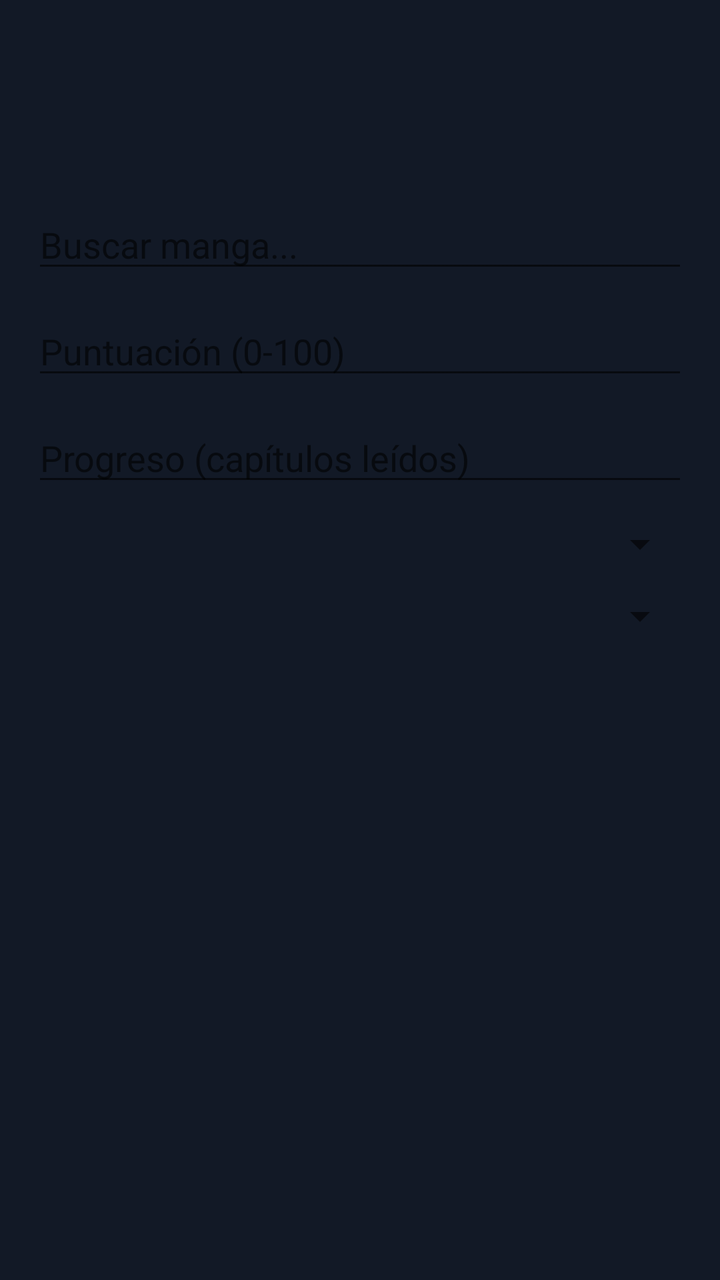
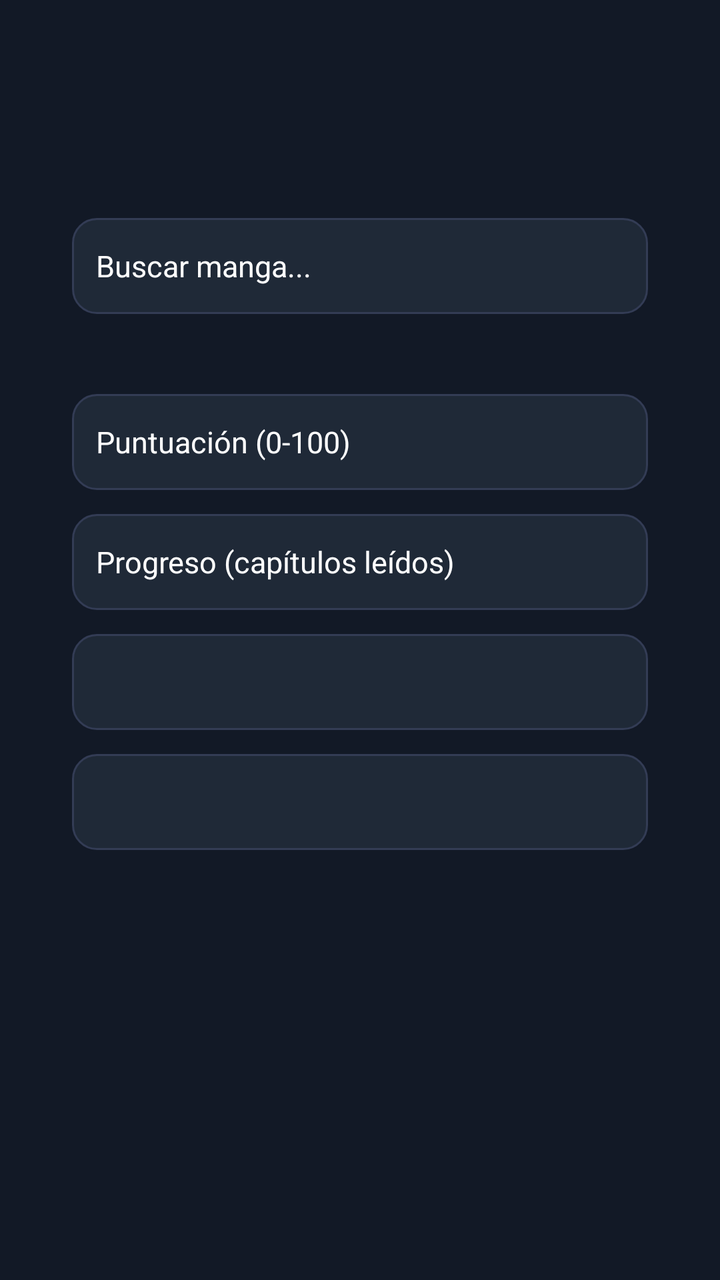

Two renders of the same Android screen: before a commit and after it. Below are the layout's source before the change and the commit's diff.
<!-- AndroidManifest.xml: application theme Theme.YomiTrack -->
<!-- res/layout/fragment_add_manga.xml -->
<?xml version="1.0" encoding="utf-8"?>
<LinearLayout xmlns:android="http://schemas.android.com/apk/res/android"
    android:layout_width="match_parent"
    android:layout_height="match_parent"
    android:orientation="vertical"
    android:paddingTop="100dp"
    android:paddingBottom="80dp"
    android:paddingHorizontal="16dp">

    <EditText
        android:id="@+id/editTextSearch"
        android:layout_width="match_parent"
        android:layout_height="wrap_content"
        android:hint="Buscar manga..."
        android:inputType="text"
        android:imeOptions="actionSearch" />

    <EditText
        android:id="@+id/editTextScore"
        android:layout_width="match_parent"
        android:layout_height="wrap_content"
        android:hint="Puntuación (0-100)"
        android:inputType="number"
        android:layout_marginTop="12dp" />

    <EditText
        android:id="@+id/editTextProgress"
        android:layout_width="match_parent"
        android:layout_height="wrap_content"
        android:hint="Progreso (capítulos leídos)"
        android:inputType="number"
        android:layout_marginTop="12dp" />

    <Spinner
        android:id="@+id/spinnerStatus"
        android:layout_width="match_parent"
        android:layout_height="wrap_content"
        android:layout_marginTop="12dp" />

    <Spinner
        android:id="@+id/spinnerType"
        android:layout_width="match_parent"
        android:layout_height="wrap_content"
        android:layout_marginTop="12dp" />

    <androidx.recyclerview.widget.RecyclerView
        android:id="@+id/recyclerSearchResults"
        android:layout_width="match_parent"
        android:layout_height="0dp"
        android:layout_weight="1"
        android:paddingTop="12dp"
        android:clipToPadding="false"
        android:scrollbars="vertical" />
</LinearLayout>
<!-- resources referenced by this layout -->
<resources>
  <style name="Theme.YomiTrack" parent="Base.Theme.YomiTrack" />
  <style name="Base.Theme.YomiTrack" parent="Theme.MaterialComponents.DayNight.NoActionBar">
          
          <item name="colorPrimary">@color/primary</item>
          <item name="colorPrimaryVariant">@color/primary</item>
          <item name="colorOnPrimary">@color/textPrimary</item>
          <item name="android:colorBackground">@color/background</item>
          <item name="colorOnBackground">@color/textPrimary</item>
  
          
          <item name="bottomNavigationStyle">@style/CustomBottomNav</item>
      </style>
  <color name="primary">#1F2937</color>
  <color name="textPrimary">#FFFFFF</color>
  <color name="background">#121926</color>
  <style name="CustomBottomNav" parent="Widget.MaterialComponents.BottomNavigationView">
          <item name="android:background">@color/primary</item>
          <item name="itemIconTint">@color/textPrimary</item>
          <item name="itemTextColor">@color/textPrimary</item>
      </style>
</resources>

<!-- the commit's change to res/layout/fragment_add_manga.xml (unified diff, before → after) -->
@@ -1,54 +1,103 @@
 <?xml version="1.0" encoding="utf-8"?>
-<LinearLayout xmlns:android="http://schemas.android.com/apk/res/android"
+<ScrollView xmlns:android="http://schemas.android.com/apk/res/android"
     android:layout_width="match_parent"
     android:layout_height="match_parent"
-    android:orientation="vertical"
-    android:paddingTop="100dp"
-    android:paddingBottom="80dp"
-    android:paddingHorizontal="16dp">
+    android:background="@color/background"
+    android:clipToPadding="true"
+    android:fillViewport="true"
+    android:fitsSystemWindows="true"
+    android:paddingStart="16dp"
+    android:paddingTop="64dp"
+    android:paddingEnd="16dp"
+    android:paddingBottom="32dp">
 
-    <EditText
-        android:id="@+id/editTextSearch"
+    <LinearLayout
         android:layout_width="match_parent"
         android:layout_height="wrap_content"
-        android:hint="Buscar manga..."
-        android:inputType="text"
-        android:imeOptions="actionSearch" />
+        android:gravity="center_horizontal"
+        android:orientation="vertical">
 
-    <EditText
-        android:id="@+id/editTextScore"
-        android:layout_width="match_parent"
-        android:layout_height="wrap_content"
-        android:hint="Puntuación (0-100)"
-        android:inputType="number"
-        android:layout_marginTop="12dp" />
+        
+        <LinearLayout
+            android:layout_width="match_parent"
+            android:layout_height="wrap_content"
+            android:layout_marginTop="25dp"
+            android:background="@color/background"
+            android:orientation="vertical"
+            android:padding="20dp">
 
-    <EditText
-        android:id="@+id/editTextProgress"
-        android:layout_width="match_parent"
-        android:layout_height="wrap_content"
-        android:hint="Progreso (capítulos leídos)"
-        android:inputType="number"
-        android:layout_marginTop="12dp" />
+            <EditText
+                android:id="@+id/editTextSearch"
+                android:layout_width="match_parent"
+                android:layout_height="48dp"
+                android:background="@drawable/edit_text_background"
+                android:hint="Buscar manga..."
+                android:inputType="text"
+                android:imeOptions="actionSearch"
+                android:paddingHorizontal="12dp"
+                android:textColor="@android:color/white"
+                android:textColorHint="@android:color/white"
+                android:textSize="15sp" />
+        </LinearLayout>
 
-    <Spinner
-        android:id="@+id/spinnerStatus"
-        android:layout_width="match_parent"
-        android:layout_height="wrap_content"
-        android:layout_marginTop="12dp" />
+        
+        <LinearLayout
+            android:layout_width="match_parent"
+            android:layout_height="wrap_content"
+            android:background="@color/background"
+            android:orientation="vertical"
+            android:padding="20dp">
 
-    <Spinner
-        android:id="@+id/spinnerType"
-        android:layout_width="match_parent"
-        android:layout_height="wrap_content"
-        android:layout_marginTop="12dp" />
+            <EditText
+                android:id="@+id/editTextScore"
+                android:layout_width="match_parent"
+                android:layout_height="48dp"
+                android:background="@drawable/edit_text_background"
+                android:hint="Puntuación (0-100)"
+                android:inputType="number"
+                android:paddingHorizontal="12dp"
+                android:textColor="@android:color/white"
+                android:textColorHint="@android:color/white"
+                android:textSize="15sp" />
 
-    <androidx.recyclerview.widget.RecyclerView
-        android:id="@+id/recyclerSearchResults"
-        android:layout_width="match_parent"
-        android:layout_height="0dp"
-        android:layout_weight="1"
-        android:paddingTop="12dp"
-        android:clipToPadding="false"
-        android:scrollbars="vertical" />
-</LinearLayout>
+            <EditText
+                android:id="@+id/editTextProgress"
+                android:layout_width="match_parent"
+                android:layout_height="48dp"
+                android:layout_marginTop="12dp"
+                android:background="@drawable/edit_text_background"
+                android:hint="Progreso (capítulos leídos)"
+                android:inputType="number"
+                android:paddingHorizontal="12dp"
+                android:textColor="@android:color/white"
+                android:textColorHint="@android:color/white"
+                android:textSize="15sp" />
+
+            <Spinner
+                android:id="@+id/spinnerStatus"
+                android:layout_width="match_parent"
+                android:layout_height="48dp"
+                android:layout_marginTop="12dp"
+                android:background="@drawable/edit_text_background"
+                android:paddingHorizontal="12dp" />
+
+            <Spinner
+                android:id="@+id/spinnerType"
+                android:layout_width="match_parent"
+                android:layout_height="48dp"
+                android:layout_marginTop="12dp"
+                android:background="@drawable/edit_text_background"
+                android:paddingHorizontal="12dp" />
+        </LinearLayout>
+
+        
+        <androidx.recyclerview.widget.RecyclerView
+            android:id="@+id/recyclerSearchResults"
+            android:layout_width="match_parent"
+            android:layout_height="wrap_content"
+            android:layout_marginTop="16dp"
+            android:clipToPadding="false"
+            android:nestedScrollingEnabled="false"
+            android:scrollbars="vertical" />
+    </LinearLayout>
+</ScrollView>
<!-- resource entries referenced after the edit -->
@@ -15,6 +15,25 @@
   <color name="primary">#1F2937</color>
   <color name="textPrimary">#FFFFFF</color>
   <color name="background">#121926</color>
+  <!-- drawable edit_text_background (drawable) -->
+  <?xml version="1.0" encoding="utf-8"?>
+  <shape xmlns:android="http://schemas.android.com/apk/res/android"
+      android:shape="rectangle">
+  
+      <solid android:color="@color/primary" /> 
+  
+      <corners android:radius="12dp" /> 
+  
+      <padding
+          android:left="12dp"
+          android:top="8dp"
+          android:right="12dp"
+          android:bottom="8dp" />
+  
+      <stroke
+          android:width="1dp"
+          android:color="#333C55" /> 
+  </shape>
   <style name="CustomBottomNav" parent="Widget.MaterialComponents.BottomNavigationView">
           <item name="android:background">@color/primary</item>
           <item name="itemIconTint">@color/textPrimary</item>
